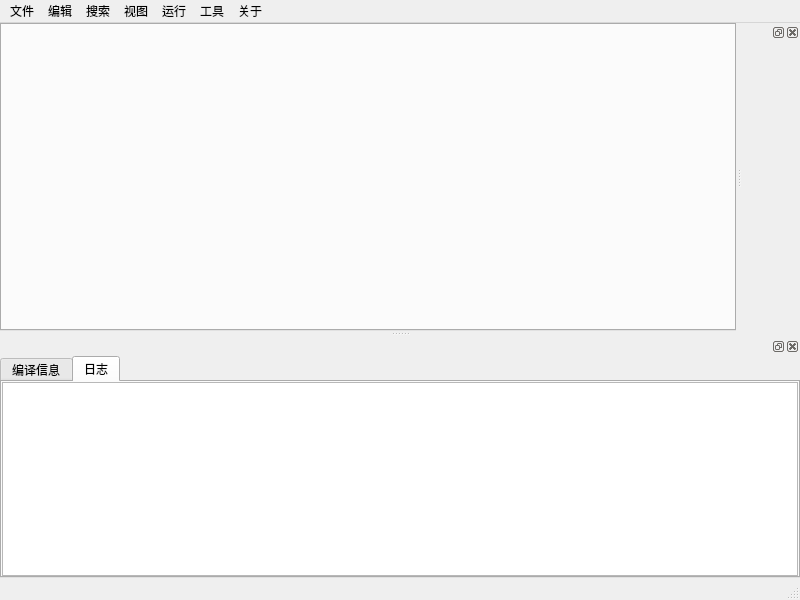
First picture: the form in mainwindow.ui, repository neko-para/qdevcpp, before the edit.
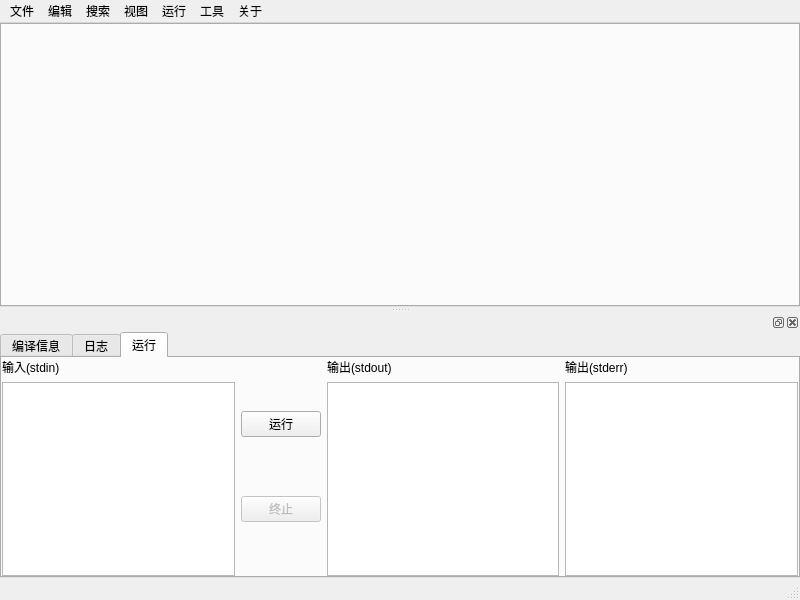
Second picture: the form after the edit. The open tabs and pages were chosen to show the change. Icons and pictures are not drawn.

Diff of the .ui file:
```diff
--- a/mainwindow.ui
+++ b/mainwindow.ui
@@ -144,12 +144,6 @@
    <addaction name="menuTool"/>
    <addaction name="menuAbout"/>
   </widget>
-  <widget class="QDockWidget" name="dockDebug">
-   <attribute name="dockWidgetArea">
-    <number>2</number>
-   </attribute>
-   <widget class="QWidget" name="dockWidgetContents"/>
-  </widget>
   <widget class="QDockWidget" name="dockInfo">
    <attribute name="dockWidgetArea">
     <number>8</number>
@@ -252,6 +246,88 @@
          </item>
         </layout>
        </widget>
+       <widget class="QWidget" name="tab_3">
+        <attribute name="title">
+         <string>运行</string>
+        </attribute>
+        <layout class="QHBoxLayout" name="horizontalLayout_4">
+         <property name="leftMargin">
+          <number>0</number>
+         </property>
+         <property name="topMargin">
+          <number>0</number>
+         </property>
+         <property name="rightMargin">
+          <number>0</number>
+         </property>
+         <property name="bottomMargin">
+          <number>0</number>
+         </property>
+         <item>
+          <layout class="QVBoxLayout" name="verticalLayout_5">
+           <item>
+            <widget class="QLabel" name="label">
+             <property name="text">
+              <string>输入(stdin) </string>
+             </property>
+            </widget>
+           </item>
+           <item>
+            <widget class="QPlainTextEdit" name="stdin"/>
+           </item>
+          </layout>
+         </item>
+         <item>
+          <layout class="QVBoxLayout" name="verticalLayout_7">
+           <item>
+            <widget class="QPushButton" name="run">
+             <property name="text">
+              <string>运行</string>
+             </property>
+            </widget>
+           </item>
+           <item>
+            <widget class="QPushButton" name="stop">
+             <property name="enabled">
+              <bool>false</bool>
+             </property>
+             <property name="text">
+              <string>终止</string>
+             </property>
+            </widget>
+           </item>
+          </layout>
+         </item>
+         <item>
+          <layout class="QVBoxLayout" name="verticalLayout_8">
+           <item>
+            <widget class="QLabel" name="label_3">
+             <property name="text">
+              <string>输出(stdout)</string>
+             </property>
+            </widget>
+           </item>
+           <item>
+            <widget class="QPlainTextEdit" name="stdout"/>
+           </item>
+          </layout>
+         </item>
+         <item>
+          <layout class="QVBoxLayout" name="verticalLayout_6">
+           <item>
+            <widget class="QLabel" name="label_2">
+             <property name="text">
+              <string>输出(stderr)</string>
+             </property>
+            </widget>
+           </item>
+           <item>
+            <widget class="QPlainTextEdit" name="stderr"/>
+           </item>
+          </layout>
+         </item>
+        </layout>
+       </widget>
       </widget>
      </item>
     </layout>
```
Left out of the diff: 10 changed lines with no effect on the pictures.
